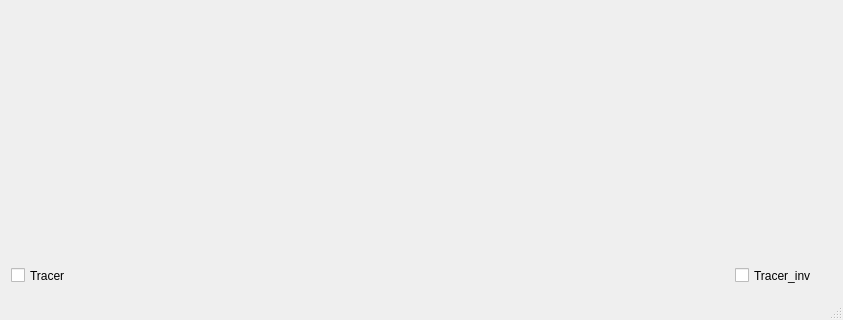
Before: the Qt Designer form mainwindow.ui in jphong89/ColonVisualization, drawn with Qt 5; both pictures show x 0 to 843 and y 222 to 542 of the 843 by 542 pixel window.
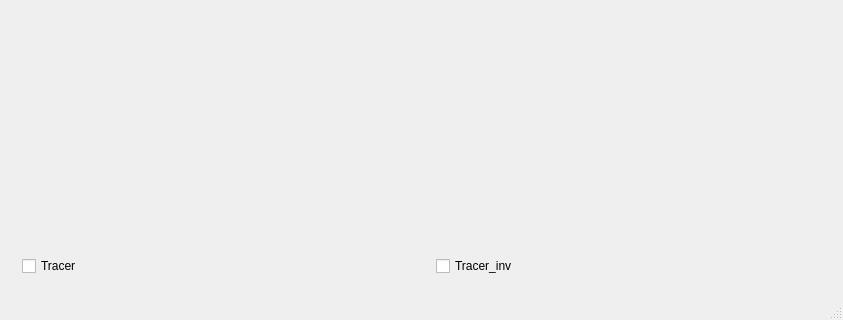
After: the same form once the commit is applied. Custom widgets are drawn as their Qt base class.

```diff
--- a/mainwindow.ui
+++ b/mainwindow.ui
@@ -20,38 +20,56 @@
    <layout class="QHBoxLayout" name="horizontalLayout">
     <item>
      <widget class="QVTKWidget" name="left" native="true">
+      <layout class="QVBoxLayout" name="verticalLayout" stretch="0,0">
+       <item>
+        <spacer name="verticalSpacer">
+         <property name="orientation">
+          <enum>Qt::Vertical</enum>
+         </property>
+         <property name="sizeHint" stdset="0">
+          <size>
+           <width>20</width>
+           <height>40</height>
+          </size>
+         </property>
+        </spacer>
+       </item>
+       <item>
       <widget class="QCheckBox" name="tracer">
-       <property name="geometry">
-        <rect>
-         <x>0</x>
-         <y>440</y>
-         <width>223</width>
-         <height>21</height>
-        </rect>
-       </property>
        <property name="text">
         <string>Tracer</string>
        </property>
       </widget>
+       </item>
+      </layout>
       <zorder>right</zorder>
       <zorder>tracer</zorder>
      </widget>
     </item>
     <item>
      <widget class="QVTKWidget" name="right" native="true">
+      <layout class="QVBoxLayout" name="verticalLayout_2">
+       <item>
+        <spacer name="verticalSpacer_2">
+         <property name="orientation">
+          <enum>Qt::Vertical</enum>
+         </property>
+         <property name="sizeHint" stdset="0">
+          <size>
+           <width>20</width>
+           <height>40</height>
+          </size>
+         </property>
+        </spacer>
+       </item>
+       <item>
       <widget class="QCheckBox" name="checkBox">
-       <property name="geometry">
-        <rect>
-         <x>310</x>
-         <y>440</y>
-         <width>85</width>
-         <height>21</height>
-        </rect>
-       </property>
        <property name="text">
         <string>Tracer_inv</string>
        </property>
       </widget>
+       </item>
+      </layout>
      </widget>
     </item>
    </layout>
```
Left out of the diff: 4 changed lines with no effect on the pictures. Lines whose indentation alone changed are shown as unchanged.
